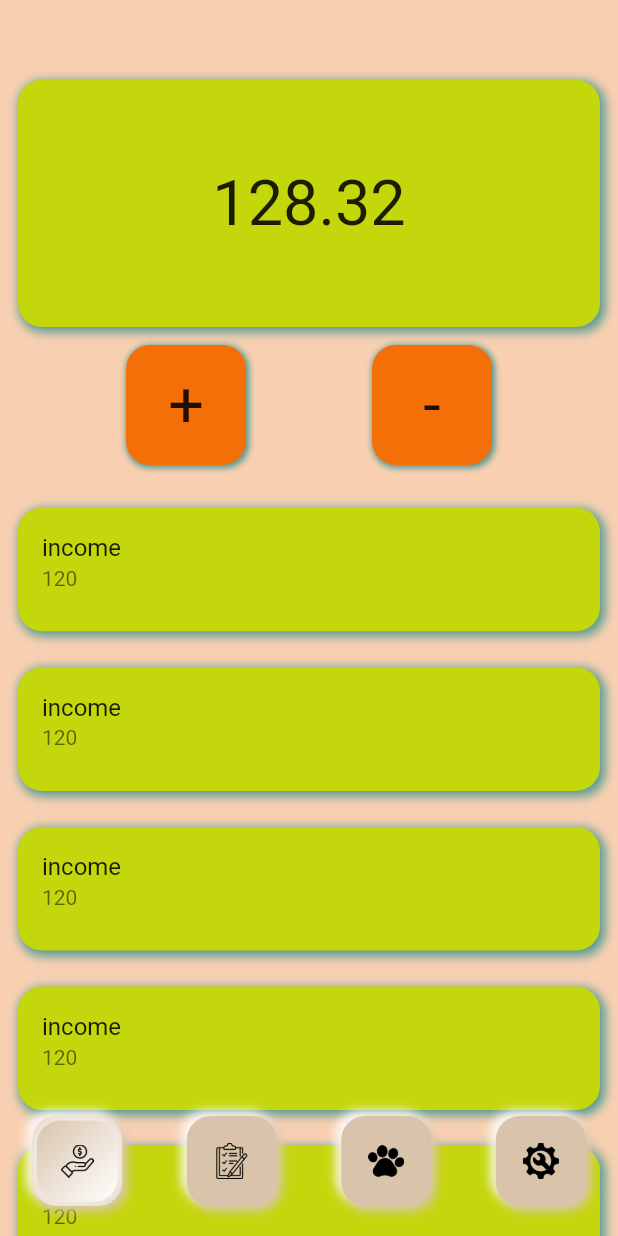
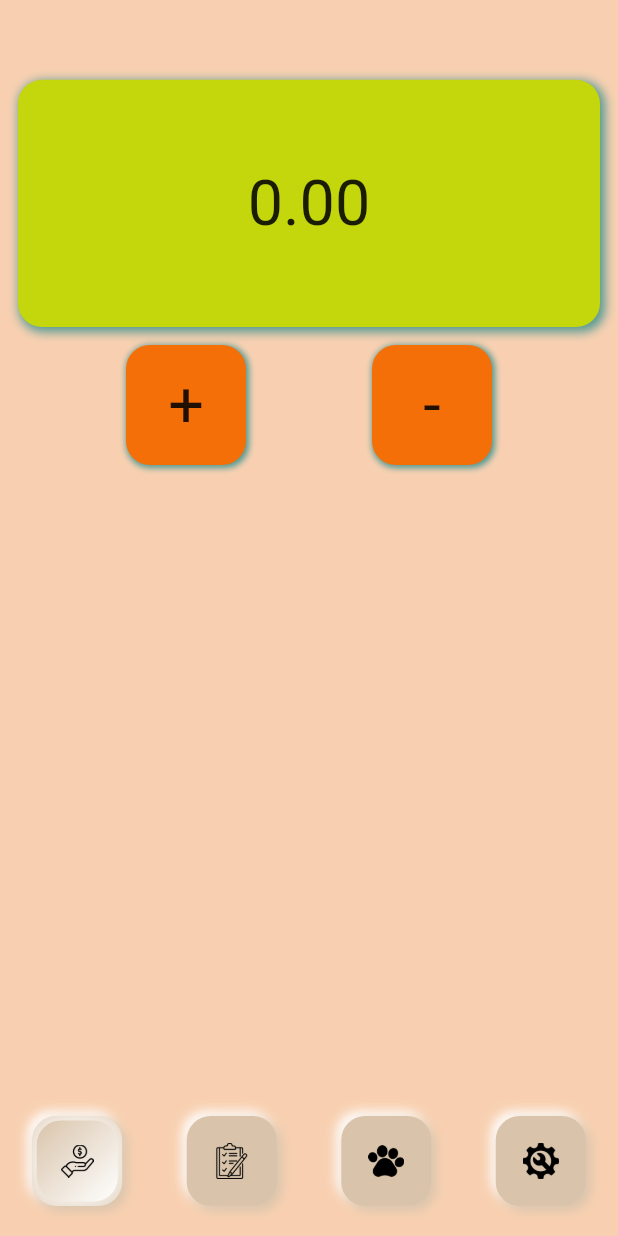
Before and after one commit to denissavishchev/young_journal, a Flutter app: the screen it shows after launch, on a phone screen of 412 x 824 dp. Run offline on Flutter 3.47's test engine with Material 2 defaults, Android fonts, the phone set to English and light mode, and no system bars.

Commit message:
finance page provider

```diff
--- a/lib/main.dart
+++ b/lib/main.dart
@@ -1,8 +1,10 @@
 import 'package:flutter/material.dart';
 import 'package:provider/provider.dart';
+import 'package:young_journal/models/finance_provider_model.dart';
 import 'package:young_journal/pages/home_page.dart';
 
 import 'models/main_provider_model.dart';
+import 'models/plans_provider_model.dart';
 
 void main() {
   runApp(const MyApp());
@@ -13,13 +15,17 @@ class MyApp extends StatelessWidget {
 
   @override
   Widget build(BuildContext context) {
-    return ChangeNotifierProvider(
-        create: (context) => Data(),
+    return MultiProvider(
+      providers: [
+        ChangeNotifierProvider<MainProvider>(create: (_) => MainProvider()),
+        ChangeNotifierProvider<FinanceProvider>(create: (_) => FinanceProvider()),
+        ChangeNotifierProvider<PlansProvider>(create: (_) => PlansProvider()),
+      ],
         builder: (context, child) {
           return MaterialApp(
             debugShowCheckedModeBanner: false,
             home: HomePage(),
           );
-    });
+    }, );
   }
 }
--- a/lib/models/main_provider_model.dart
+++ b/lib/models/main_provider_model.dart
@@ -1,6 +1,6 @@
 import 'package:flutter/material.dart';
 
-class Data with ChangeNotifier{
+class MainProvider with ChangeNotifier {
 
   final PageController mainPageController = PageController(initialPage: 0);
   int activePage = 0;
--- a/lib/pages/finance_page.dart
+++ b/lib/pages/finance_page.dart
@@ -1,6 +1,8 @@
 import 'package:flutter/material.dart';
+import 'package:provider/provider.dart';
 import 'package:young_journal/constants.dart';
-
+import '../models/finance_provider_model.dart';
+import '../widgets/basic_button_widget.dart';
 import '../widgets/basic_container_widget.dart';
 
 class FinancePage extends StatelessWidget {
@@ -11,70 +13,53 @@ class FinancePage extends StatelessWidget {
     Size size = MediaQuery.of(context).size;
     return Scaffold(
       backgroundColor: orange.withOpacity(0.3),
-      body: Column(
+      body: Consumer<FinanceProvider>(
+        builder: (context, data, _){
+          return Column(
             children: [
               SizedBox(height: size.height * 0.05),
-          const BasicContainerWidget(
+              BasicContainerWidget(
                 height: 0.2,
                 color: green,
-            child: Center(child: Text('128.32', style: TextStyle(fontSize: 42),)),
+                child: Center(child: Text(data.totalFinances(), style: TextStyle(fontSize: 42),)),
               ),
               Row(
                 mainAxisAlignment: MainAxisAlignment.spaceEvenly,
                 children: [
-              Container(
-                width: 80,
-                height: 80,
-                decoration: const BoxDecoration(
-                    color: orange,
-                    borderRadius: BorderRadius.all(Radius.circular(16)),
-                    boxShadow: [
-                      BoxShadow(
-                        color: blue,
-                        blurRadius: 3,
-                        spreadRadius: 1,
-                        offset: Offset(1, 1),
-                      )
-                    ]),
-                child: Center(child: Text('+', style: TextStyle(fontSize: 42),)),
-              ),
-              Container(
-                width: 80,
-                height: 80,
-                decoration: const BoxDecoration(
-                    color: orange,
-                    borderRadius: BorderRadius.all(Radius.circular(16)),
-                    boxShadow: [
-                      BoxShadow(
-                        color: blue,
-                        blurRadius: 3,
-                        spreadRadius: 1,
-                        offset: Offset(1, 1),
-                      )
-                    ]),
-                child: Center(child: Text('-', style: TextStyle(fontSize: 42),)),
-              ),
-
+                  BasicButtonWidget(onTap: () =>
+                    data.updateFinance(context, true),
+                    text: '+',),
+                  BasicButtonWidget(onTap: () =>
+                    data.updateFinance(context, false),
+                    text: '-',),
                 ],
               ),
               SizedBox(height: size.height * 0.02,),
               Expanded(
                 child: ListView.builder(
-              itemCount: 100,
+                    itemCount: data.finances.length,
+                    controller: data.scrollController,
+                    reverse: true,
+                    shrinkWrap: true,
                     padding: const EdgeInsets.only(bottom: 100),
                     itemBuilder: (context, index) {
-                  return const BasicContainerWidget(
+                      return BasicContainerWidget(
                         height: 0.1,
-                    color: green,
+                        color: data.finances[index][1] < 0 ? orange : green,
                         child: ListTile(
-                      title: Text('income'),
-                      subtitle: Text('120'),
+                          title: Text(data.finances[index][0]),
+                          subtitle: Text(data.finances[index][1].toString()),
+                          trailing: data.finances[index][2].toString() != ''
+                            ? Icon(Icons.message_rounded)
+                            : SizedBox.shrink(),
                         ),
                       );
                     }),
               ),
             ],
-      ),
+          );
+        },
+      )
     );
   }
 }
--- a/lib/pages/home_page.dart
+++ b/lib/pages/home_page.dart
@@ -23,7 +23,7 @@ class HomePage extends StatelessWidget {
   Widget build(BuildContext context) {
     return Scaffold(
       resizeToAvoidBottomInset: false,
-      body: Consumer<Data>(builder: (context, data, _){
+      body: Consumer<MainProvider>(builder: (context, data, _){
         return Stack(
           children: [
             PageView.builder(
--- /dev/null
+++ b/lib/widgets/basic_button_widget.dart
@@ -0,0 +1,40 @@
+import 'package:flutter/material.dart';
+import 'package:provider/provider.dart';
+
+import '../constants.dart';
+
+class BasicButtonWidget extends StatelessWidget {
+  const BasicButtonWidget({
+    super.key, required this.onTap, required this.text,
+  });
+
+  final Function() onTap;
+  final String text;
+
+
+  @override
+  Widget build(BuildContext context) {
+    return Consumer(
+        builder: (context, data, _){
+          return GestureDetector(
+            onTap: onTap,
+            child: Container(
+              width: 80,
+              height: 80,
+              decoration: const BoxDecoration(
+                  color: orange,
+                  borderRadius: BorderRadius.all(Radius.circular(16)),
+                  boxShadow: [
+                    BoxShadow(
+                      color: blue,
+                      blurRadius: 3,
+                      spreadRadius: 1,
+                      offset: Offset(1, 1),
+                    )
+                  ]),
+              child: Center(child: Text(text, style: TextStyle(fontSize: 42),)),
+            ),
+          );
+        });
+  }
+}
```
Also changed, not shown: lib/models/finance_provider_model.dart (added, +87 -0 lines), lib/models/plans_provider_model.dart (added, +77 -0 lines), lib/pages/plans_page.dart (+46 -3 lines). Lines whose indentation alone changed are shown as unchanged.
